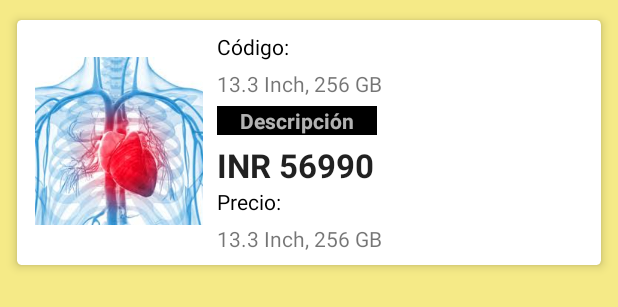
After one commit to manchovi/AppBiomedicIoT, an Android app: the layout list_layout.xml on its own in the app's theme, with its tools: preview values and no code run, on a phone screen of 412 x 824 dp. The commit adds this screen. Shown: the top 307 px of the screen. Run offline under Robolectric (Android 15) with nearby library versions, the phone set to English and light mode, and no system bars; network calls fail.

Commit message:
consulta en recyclerView desde MySQL

```diff
--- a/app/src/main/java/com/example/btasinktask/Conexion_volley.java
+++ b/app/src/main/java/com/example/btasinktask/Conexion_volley.java
@@ -178,4 +178,10 @@ public class Conexion_volley {
     }
 
 
+    //Método de consulta. Obtengo todos los datos o registros de una tabla.
+    public void consultaArticulos(final Context context, String codigo){
+
+    }
+
+
 }
--- a/app/src/main/java/com/example/btasinktask/SignalsMonitor.java
+++ b/app/src/main/java/com/example/btasinktask/SignalsMonitor.java
@@ -1694,6 +1694,8 @@ public class SignalsMonitor extends AppCompatActivity implements MiAsyncTask.MiC
         @Override
         public void run() {
             contador++;
+
+            if(contador>=2) {
                 volleyBD.sendInfoServer(SignalsMonitor.this,
                         "Internet of Things",
                         vd_fc.getText().toString(),
@@ -1705,6 +1707,7 @@ public class SignalsMonitor extends AppCompatActivity implements MiAsyncTask.MiC
                         volleyBD.getDate(),
                         volleyBD.getTime(),
                         "28227838");
+            }
 
             //OJO SR. Gámez...,
             //Tendré que COLOCAR una ventana de configuración de tiempo de envio de datos a la base de datos remota (MySQL), para cambiar la constante de 5000 ms = 5 Seg.
--- /dev/null
+++ b/app/src/main/res/layout/list_layout.xml
@@ -0,0 +1,105 @@
+<?xml version="1.0" encoding="utf-8"?>
+<LinearLayout xmlns:android="http://schemas.android.com/apk/res/android"
+    android:layout_width="match_parent"
+    android:layout_height="match_parent"
+    android:background="#F5EA87"
+    android:orientation="vertical">
+
+    <androidx.cardview.widget.CardView
+        xmlns:card_view="http://schemas.android.com/apk/res-auto"
+        android:layout_width="match_parent"
+        android:layout_height="wrap_content"
+        card_view:cardUseCompatPadding="true"
+        card_view:cardElevation="4dp"
+        card_view:cardCornerRadius="3dp"
+        android:layout_margin="6dp">
+
+    <RelativeLayout
+        android:layout_width="match_parent"
+        android:layout_height="wrap_content"
+        android:padding="8dp">
+
+        <ImageView
+            android:id="@+id/imageView"
+            android:layout_width="120dp"
+            android:layout_height="145dp"
+            android:src="@drawable/image_15"
+            android:padding="4dp" />
+
+        <TextView
+            android:id="@+id/textViewCodigo"
+            android:layout_width="wrap_content"
+            android:layout_height="wrap_content"
+            android:layout_marginLeft="5dp"
+            android:layout_toRightOf="@id/imageView"
+            android:text="Código: "
+            android:textAppearance="@style/Base.TextAppearance.AppCompat.Small"
+            android:textColor="#000000" />
+
+        <TextView
+            android:id="@+id/textViewCodigo1"
+            android:layout_width="wrap_content"
+            android:layout_height="wrap_content"
+            android:layout_below="@id/textViewCodigo"
+            android:layout_marginLeft="5dp"
+            android:layout_marginTop="5dp"
+            android:layout_toRightOf="@id/imageView"
+            android:text="13.3 Inch, 256 GB"
+            android:textAppearance="@style/Base.TextAppearance.AppCompat.Small" />
+
+        <TextView
+            android:id="@+id/textViewDescripcion"
+            android:layout_width="wrap_content"
+            android:layout_height="wrap_content"
+            android:layout_below="@id/textViewCodigo1"
+            android:layout_marginLeft="5dp"
+            android:layout_marginTop="5dp"
+            android:layout_toRightOf="@id/imageView"
+            android:background="@color/colorPrimary"
+            android:paddingLeft="15dp"
+            android:paddingRight="15dp"
+            android:text="Descripción"
+            android:textAppearance="@style/Base.TextAppearance.AppCompat.Small.Inverse"
+            android:textStyle="bold" />
+
+        <TextView
+            android:id="@+id/textViewDescripcion1"
+            android:layout_width="wrap_content"
+            android:layout_height="wrap_content"
+            android:layout_below="@id/textViewDescripcion"
+            android:layout_marginLeft="5dp"
+            android:layout_marginTop="5dp"
+            android:layout_toRightOf="@id/imageView"
+            android:text="INR 56990"
+            android:textAppearance="@style/Base.TextAppearance.AppCompat.Large"
+            android:textStyle="bold" />
+
+        <TextView
+            android:id="@+id/textViewPrecio"
+            android:layout_width="wrap_content"
+            android:layout_height="wrap_content"
+            android:layout_below="@id/textViewDescripcion1"
+            android:layout_marginLeft="5dp"
+            android:layout_toRightOf="@id/imageView"
+            android:text="Precio: "
+            android:textAppearance="@style/Base.TextAppearance.AppCompat.Small"
+            android:textColor="#000000" />
+
+        <TextView
+            android:id="@+id/textViewPrecio1"
+            android:layout_width="wrap_content"
+            android:layout_height="wrap_content"
+            android:layout_below="@id/textViewPrecio"
+            android:layout_marginLeft="5dp"
+            android:layout_marginTop="5dp"
+            android:layout_toRightOf="@id/imageView"
+            android:text="13.3 Inch, 256 GB"
+            android:textAppearance="@style/Base.TextAppearance.AppCompat.Small" />
+
+
+
+    </RelativeLayout>
+
+    </androidx.cardview.widget.CardView>
+
+</LinearLayout>
--- a/app/src/main/res/values/colors.xml
+++ b/app/src/main/res/values/colors.xml
@@ -1,6 +1,6 @@
 <?xml version="1.0" encoding="utf-8"?>
 <resources>
-    <color name="colorPrimary">@android:color/transparent</color>
+    <color name="colorPrimary">#000000</color>
     <color name="colorPrimaryDark">#00574B</color>
     <!--<color name="colorAccent">#D81B60</color>-->
     <color name="colorAccent">#45D0BB</color>
```
Also changed, not shown: app/build.gradle (+6 -1 lines), app/src/main/AndroidManifest.xml (+6 -5 lines), app/src/main/java/com/example/btasinktask/Adapter.java (added, +88 -0 lines), app/src/main/java/com/example/btasinktask/Consulta_RecyclerView.java (added, +113 -0 lines), app/src/main/java/com/example/btasinktask/Productos.java (added, +50 -0 lines), app/src/main/java/com/example/btasinktask/ProductsAdapter.java (added, +70 -0 lines), app/src/main/java/com/example/btasinktask/pruebavolleycrud.java (added, +12 -0 lines), app/src/main/res/layout/activity_consulta__recycler_view.xml (added, +23 -0 lines). Lines whose indentation alone changed are shown as unchanged.
